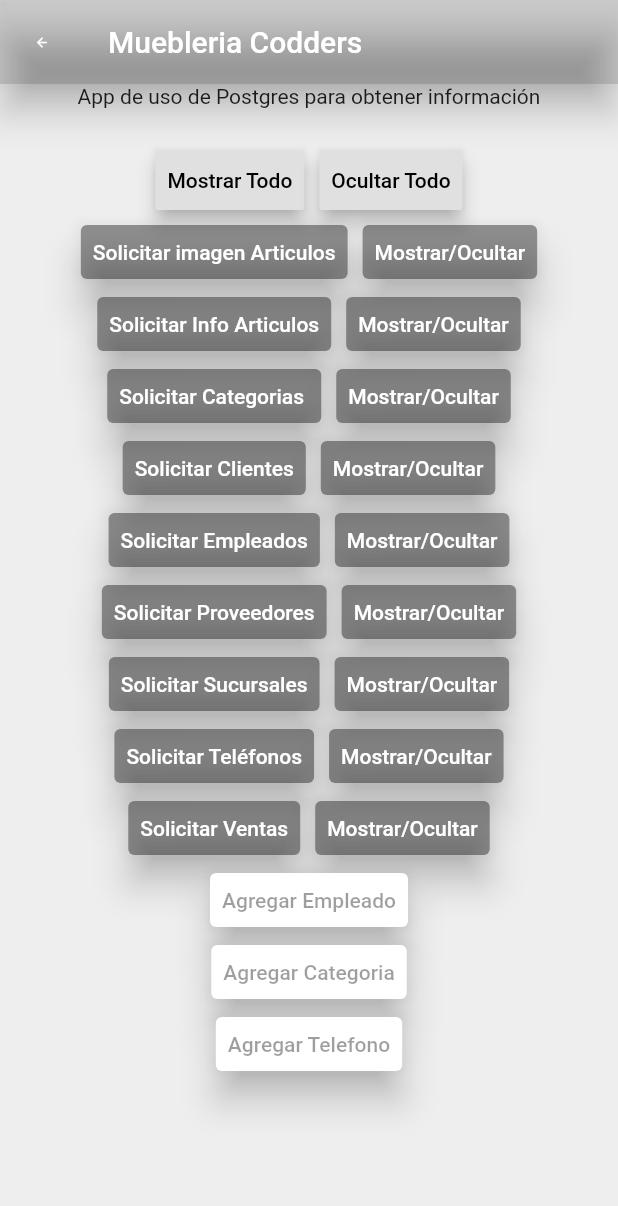
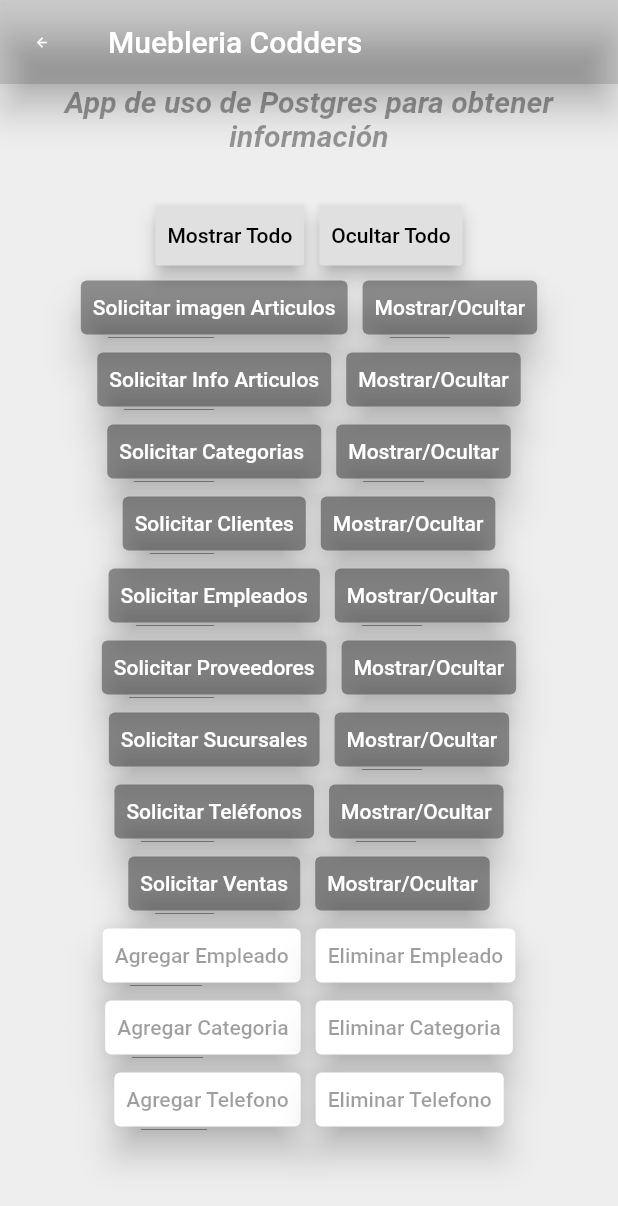
Before and after one commit to chochy2001/codders_postgres, a Flutter app: the ButtonsShowSql screen opened by its route, on a phone screen of 412 x 824 dp. Shown: the top 1206 px of the screen. Run offline on Flutter 3.47's test engine with Material 2 defaults, Android fonts, the phone set to English and light mode, and no system bars; missing offline and left inert: postgres; network calls fail; key blocks and very long unbroken strings in the code were emptied for the run.

Commit message:
Se agregaron las opciones de eliminar categoria, empleado y telefono dando el ID

```diff
--- a/lib/main.dart
+++ b/lib/main.dart
@@ -1,8 +1,11 @@
 import 'package:codders_postgres/inicio.dart';
+import 'package:codders_postgres/screens/screens.dart';
+import 'package:codders_postgres/widgets/eliminar_categoria.dart';
+import 'package:codders_postgres/widgets/eliminar_empleado.dart';
+import 'package:codders_postgres/widgets/eliminar_telefono.dart';
 import 'package:codders_postgres/widgets/login_categoria.dart';
 import 'package:codders_postgres/widgets/login_telefono.dart';
 import 'package:flutter/material.dart';
-import 'package:codders_postgres/screens/screens.dart';
 
 void main() => runApp(const MyApp());
 
@@ -37,6 +40,9 @@ class MyApp extends StatelessWidget {
         'categoria': (context) => const LoginCategoria(),
         'telefono': (context) => const LoginTelefono(),
         'login': (context) => const EmployeeLogin(),
+        'eliminar_empleado': (context) => const EliminarEmpleado(),
+        'eliminar_categoria': (context) => const EliminarCategoria(),
+        'eliminar_telefono': (context) => const EliminarTelefono(),
         'buttons_show_sql': (context) => const ButtonsShowSql(),
       },
     );
--- a/lib/screens/buttons_show_sql.dart
+++ b/lib/screens/buttons_show_sql.dart
@@ -1,8 +1,8 @@
 import 'dart:async';
 import 'dart:convert';
 
+import 'package:codders_postgres/postgres_connection.dart';
 import 'package:flutter/material.dart';
-import 'package:codders_postgres/postgres_connection.dart';
 
 class ButtonsShowSql extends StatefulWidget {
   const ButtonsShowSql({super.key});
@@ -66,6 +66,13 @@ class _ButtonsShowSqlState extends State<ButtonsShowSql> {
                 const Center(
                   child: Text(
                     'App de uso de Postgres para obtener información\n',
+                    style: TextStyle(
+                      color: Colors.black38,
+                      fontSize: 20,
+                      fontWeight: FontWeight.bold,
+                      decoration: TextDecoration.none,
+                      fontStyle: FontStyle.italic,
+                    ),
                     textAlign: TextAlign.center,
                   ),
                 ),
@@ -158,24 +165,24 @@ class _ButtonsShowSqlState extends State<ButtonsShowSql> {
                         visible: isVisibleImagenesArticulos,
                         child: Column(
                           children: [
-                            Image.asset('lib/svg/imgMuebleria/bar.jpg'),
+                            Image.asset('lib/svg/ImgMuebleria/bar.jpg'),
                             kSizedBox(),
                             const Text(
                                 'CONJUNTO DE DORMITORIO\n\$42100\ncristal\nmuebles de cristal\nMaderas SA\n'),
                             kSizedBox(),
-                            Image.asset('lib/svg/imgMuebleria/buro.jpg'),
+                            Image.asset('lib/svg/ImgMuebleria/buro.jpg'),
                             const Text(
                                 'COMEDOR RUSTICO\n\$21875\nmadera\nmuebles de madera\n\n'),
                             kSizedBox(),
-                            Image.asset('lib/svg/imgMuebleria/cajonera.jpg'),
+                            Image.asset('lib/svg/ImgMuebleria/cajonera.jpg'),
                             const Text(
                                 'CAJONERA COCINA\n\$18475\nbambú\nmuebles de bambú\n\n'),
                             kSizedBox(),
-                            Image.asset('lib/svg/imgMuebleria/centro_j.jpg'),
+                            Image.asset('lib/svg/ImgMuebleria/centro_j.jpg'),
                             const Text(
                                 'CENTRO DE JUEGO\n\$15500\nmetal\nmuebles de metal\n\n'),
                             kSizedBox(),
-                            Image.asset('lib/svg/imgMuebleria/sofa_ca.jpg'),
+                            Image.asset('lib/svg/ImgMuebleria/sofa_ca.jpg'),
                             const Text(
                                 'SOFA CAMA\n\$15000\nratán\nmuebles de ratán\n\n'),
                             kSizedBox(),
@@ -183,7 +190,7 @@ class _ButtonsShowSqlState extends State<ButtonsShowSql> {
                         ),
                       ),
                       Visibility(
-                        visible: !isVisibleImagenesArticulos,
+                        visible: isVisibleImagenesArticulos,
                         child: Image.memory(
                           imageMemoryReady(textoImagen),
                         ),
@@ -443,6 +450,9 @@ class _ButtonsShowSqlState extends State<ButtonsShowSql> {
                           resultsVentas.toString(),
                         ),
                       ),
+                      Row(
+                        mainAxisAlignment: MainAxisAlignment.center,
+                        children: [
                           TextButton(
                             style: kestiloBotonCool(),
                             onPressed: () {
@@ -455,6 +465,20 @@ class _ButtonsShowSqlState extends State<ButtonsShowSql> {
                           TextButton(
                             style: kestiloBotonCool(),
                             onPressed: () {
+                              Navigator.pushNamed(context, 'eliminar_empleado');
+                              postgresConnection.selectAllEmployees();
+                            },
+                            child: const Text('Eliminar Empleado'),
+                          ),
+                        ],
+                      ),
+                      kSizedBox(),
+                      Row(
+                        mainAxisAlignment: MainAxisAlignment.center,
+                        children: [
+                          TextButton(
+                            style: kestiloBotonCool(),
+                            onPressed: () {
                               Navigator.pushNamed(context, 'categoria');
                               postgresConnection.selectAllEmployees();
                             },
@@ -464,10 +488,36 @@ class _ButtonsShowSqlState extends State<ButtonsShowSql> {
                           TextButton(
                             style: kestiloBotonCool(),
                             onPressed: () {
+                              Navigator.pushNamed(
+                                  context, 'eliminar_categoria');
+                              postgresConnection.selectAllEmployees();
+                            },
+                            child: const Text('Eliminar Categoria'),
+                          ),
+                        ],
+                      ),
+                      kSizedBox(),
+                      Row(
+                        mainAxisAlignment: MainAxisAlignment.center,
+                        children: [
+                          TextButton(
+                            style: kestiloBotonCool(),
+                            onPressed: () {
                               Navigator.pushNamed(context, 'telefono');
                               postgresConnection.selectAllEmployees();
                             },
                             child: const Text('Agregar Telefono'),
+                          ),
+                          kSizedBox(),
+                          TextButton(
+                            style: kestiloBotonCool(),
+                            onPressed: () {
+                              Navigator.pushNamed(context, 'eliminar_telefono');
+                              postgresConnection.selectAllEmployees();
+                            },
+                            child: const Text('Eliminar Telefono'),
+                          ),
+                        ],
                       ),
                     ],
                   ),
@@ -556,10 +606,11 @@ class _ButtonsShowSqlState extends State<ButtonsShowSql> {
   }
 }
 
+List<dynamic> row = [], column = [];
+
 class MiWidget extends StatelessWidget {
   final List<List<dynamic>> resultsWidget;
   final List<List<dynamic>> resultados = [];
-  List<dynamic> row = [], column = [];
 
   MiWidget({super.key, required this.resultsWidget});
 
--- a/pubspec.yaml
+++ b/pubspec.yaml
@@ -66,8 +66,7 @@ flutter:
 
   # To add assets to your application, add an assets section, like this:
   assets:
-    - res/
-    - lib/svg/imgMuebleria/
+    - lib/svg/ImgMuebleria/
 
   # An image asset can refer to one or more resolution-specific "variants", see
   # https://flutter.dev/assets-and-images/#resolution-aware
```
Also changed, not shown: lib/widgets/eliminar_categoria.dart (added, +121 -0 lines), lib/widgets/eliminar_empleado.dart (added, +119 -0 lines), lib/widgets/eliminar_telefono.dart (added, +121 -0 lines), lib/widgets/login_telefono.dart (+6 -6 lines). Lines whose indentation alone changed are shown as unchanged.
